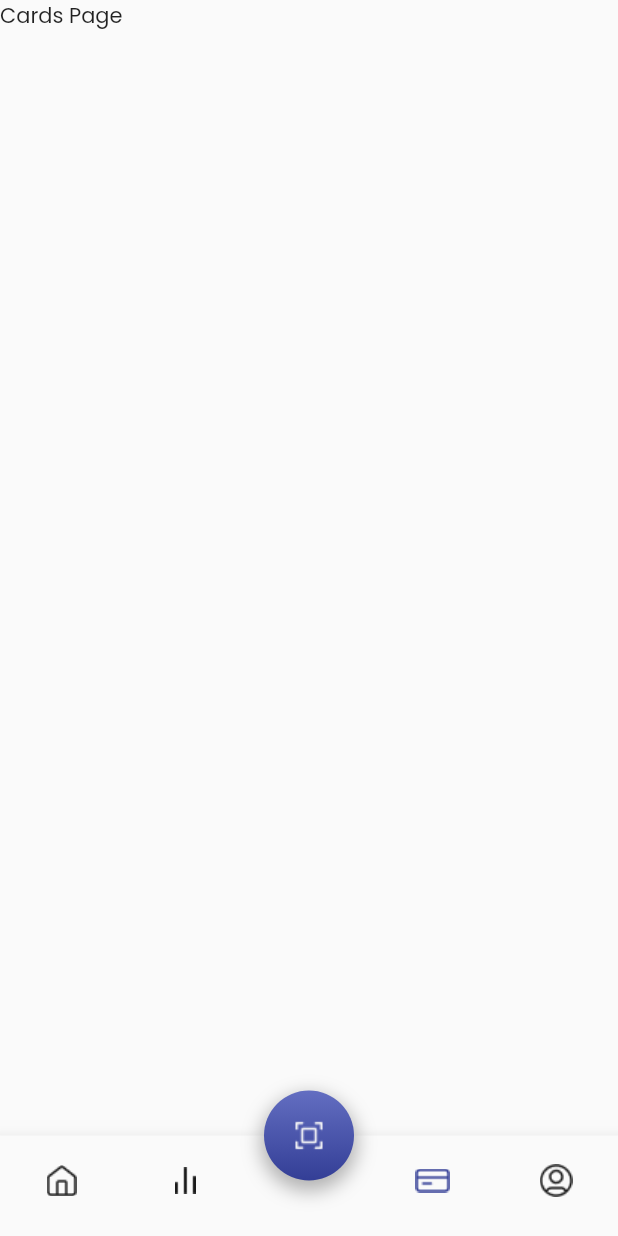
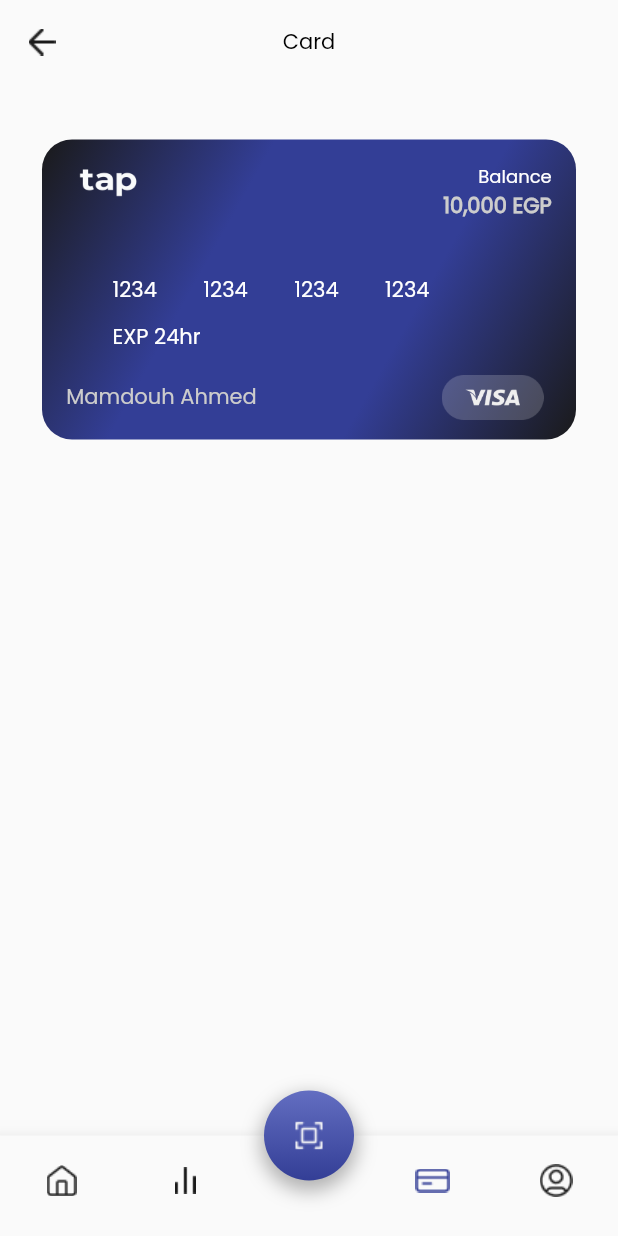
Before and after one commit to Orange-Hackathon/tapcash-Cross-Platform, a Flutter app: the Dashboard screen opened by its route, item 4 of the bottom bar chosen, on a phone screen of 412 x 824 dp. Run offline on Flutter 3.47's test engine with Material 2 defaults, Android fonts, the phone set to English and light mode, and no system bars; our stand-ins replace fl_chart.

Commit message:
card widget

```diff
--- a/orange_hackathon_flutter/lib/models/dashboard/dashboard_home_model.dart
+++ b/orange_hackathon_flutter/lib/models/dashboard/dashboard_home_model.dart
@@ -159,6 +159,16 @@
   height: 24,
   width: 24,
 );
+final Widget tapWhite = Image.asset(
+  "assets/images/dashboard/white_tap.png",
+  height: 27,
+  width: 56,
+);
+final Widget visa = Image.asset(
+  "assets/images/dashboard/visa.png",
+  height: 30,
+  width: 77,
+);
 
 const Gradient qrGradient = LinearGradient(
   begin: Alignment.topCenter,
@@ -168,4 +178,14 @@
     Color(0xFF333E96),
   ],
 );
+const Gradient cardGradient = LinearGradient(
+  begin: Alignment.topLeft,
+  end: Alignment.bottomRight,
+  colors: [
+    Color(0xFF1A1A1A),
+    Color(0xFF333E96),
+    Color(0xFF333E96),
+    Color(0xFF1A1A1A),
+  ],
+);
 //icons
--- a/orange_hackathon_flutter/lib/views/screens/dashboard/dashboard.dart
+++ b/orange_hackathon_flutter/lib/views/screens/dashboard/dashboard.dart
@@ -4,9 +4,10 @@
 
 import 'package:flutter/material.dart';
 import 'package:orange_hackathon_flutter/models/dashboard/dashboard_home_model.dart';
-import 'package:orange_hackathon_flutter/views/screens/dashboard/user_profile.dart';
+import 'package:orange_hackathon_flutter/views/screens/dashboard/dashboard_user_profile.dart';
 
 // import '../../widgets/dashboard_insights.dart';
+import 'dashboard_card.dart';
 import 'dashboard_home.dart';
 import 'dashboard_insights.dart';
 // import 'package:orange_hackathon_flutter/views/screens/dashboard/dashboard_home.dart';
@@ -25,7 +26,7 @@
     DashboardHome(),
     DashboardInsights(),
     Text('Scan transaction'),
-    Text('Cards Page'),
+    DashboardCard(),
     UserProfile(),
   ];
 
--- /dev/null
+++ b/orange_hackathon_flutter/lib/views/screens/dashboard/dashboard_card.dart
@@ -0,0 +1,43 @@
+//a scaffold that contains the insights of the user
+import 'package:flutter/material.dart';
+import 'package:orange_hackathon_flutter/models/dashboard/dashboard_home_model.dart';
+
+import '../../widgets/card.dart';
+
+class DashboardCard extends StatelessWidget {
+  static const routename = '/dashboard/card';
+  //constructor
+  const DashboardCard({Key? key}) : super(key: key);
+  @override
+  Widget build(BuildContext context) {
+    return Scaffold(
+      appBar: AppBar(
+        backgroundColor: Colors.transparent,
+        shadowColor: Colors.transparent,
+        // leading: ,
+        //title of the page
+        leading: IconButton(
+          icon: returnArrowIcon,
+          onPressed: () {
+            Navigator.pop(context);
+          },
+        ),
+        centerTitle: true,
+        title: const Text(
+          'Card',
+          style: TextStyle(
+            color: Colors.black,
+            fontWeight: FontWeight.w500,
+            fontSize: 14,
+          ),
+        ),
+      ),
+      body: ListView(children: [
+        const SizedBox(
+          height: 37,
+        ),
+        VisaCard()
+      ]),
+    );
+  }
+}
--- a/orange_hackathon_flutter/lib/views/screens/dashboard/user_profile.dart
+++ b/orange_hackathon_flutter/lib/views/screens/dashboard/dashboard_user_profile.dart
@@ -1,6 +1,7 @@
 import 'package:flutter/material.dart';
 
 import '../../../models/dashboard/dashboard_home_model.dart';
+import '../../widgets/dashboard_text.dart';
 
 class UserProfile extends StatelessWidget {
   const UserProfile({Key? key}) : super(key: key);
@@ -38,8 +39,8 @@
           const SizedBox(
             height: 7,
           ),
-          Center(
-            child: const Text(
+          const Center(
+            child: Text(
               "Mamdouh",
               style: TextStyle(
                 color: Color(0xFF1A1A1A),
@@ -56,7 +57,7 @@
             children: [
               Container(
                 padding: const EdgeInsets.only(left: 28),
-                child: Text(
+                child: const Text(
                   "Mamdouh Ahmed",
                   style: TextStyle(
                     color: Color(0xFF333E96),
@@ -80,12 +81,12 @@
               ),
             ],
           ),
-          SizedBox(
+          const SizedBox(
             height: 8,
           ),
           Container(
             padding: const EdgeInsets.only(left: 28),
-            child: Text(
+            child: const Text(
               "mamdouhattia31@gmail.com",
               style: TextStyle(
                 color: Color(0xFF1A1A1A),
@@ -94,12 +95,12 @@
               ),
             ),
           ),
-          SizedBox(
+          const SizedBox(
             height: 8,
           ),
           Container(
             padding: const EdgeInsets.only(left: 28),
-            child: Text(
+            child: const Text(
               "+201275400234",
               style: TextStyle(
                 color: Color(0xFF1A1A1A),
@@ -108,7 +109,7 @@
               ),
             ),
           ),
-          SizedBox(
+          const SizedBox(
             height: 16,
           ),
           //line
@@ -117,11 +118,11 @@
             height: 1,
             color: const Color(0xFFCCCCCC),
           ),
-          SizedBox(
+          const SizedBox(
             height: 16,
           ),
           GreyLabel(text: "Security"),
-          SizedBox(
+          const SizedBox(
             height: 16,
           ),
           //a row of 4 solid circles black coloured
@@ -131,9 +132,9 @@
               mainAxisAlignment: MainAxisAlignment.start,
               children: [
                 for (int i = 0; i < 4; i++)
-                  Padding(
-                    padding: const EdgeInsets.only(right: 8),
-                    child: const CircleAvatar(
+                  const Padding(
+                    padding: EdgeInsets.only(right: 8),
+                    child: CircleAvatar(
                       radius: 4,
                       backgroundColor: Color(0xff1A1A1A),
                     ),
@@ -141,18 +142,18 @@
               ],
             ),
           ),
-          SizedBox(
+          const SizedBox(
             height: 24,
           ),
           GreyLabel(text: "Help & Support"),
-          SizedBox(
+          const SizedBox(
             height: 16,
           ),
           Padding(
             padding: const EdgeInsets.only(left: 28),
             child: InkWell(
               onTap: () {},
-              child: Text(
+              child: const Text(
                 "Chat Support",
                 style: TextStyle(
                   color: Color(0xFF333E96),
@@ -162,51 +163,8 @@
               ),
             ),
           ),
-          // TextButton(
-          //   style: ButtonStyle(
-          //     alignment: Alignment.centerLeft,
-          //     visualDensity: VisualDensity.compact,
-          //     fixedSize: MaterialStateProperty.all(const Size(80, 16)),
-          //   ),
-          //   onPressed: () {},
-          //   child: Padding(
-          //     padding: const EdgeInsets.only(left: 29),
-          //     child: const Text(
-          //       "Chat Support",
-          //       style: TextStyle(
-          //         color: Color(0xFF333E96),
-          //         fontWeight: FontWeight.w400,
-          //         fontSize: 12,
-          //       ),
-          //     ),
-          //   ),
-          // ),
         ],
       ),
     );
   }
 }
-
-class GreyLabel extends StatelessWidget {
-  String? text = "";
-  GreyLabel({
-    Key? key,
-    required this.text,
-  }) : super(key: key);
-
-  @override
-  Widget build(BuildContext context) {
-    return Container(
-      alignment: Alignment.centerLeft,
-      padding: const EdgeInsets.only(left: 28),
-      child: Text(
-        text!,
-        style: TextStyle(
-          color: Color(0xFF939094),
-          fontWeight: FontWeight.w400,
-          fontSize: 12,
-        ),
-      ),
-    );
-  }
-}
--- /dev/null
+++ b/orange_hackathon_flutter/lib/views/widgets/card.dart
@@ -0,0 +1,163 @@
+import 'package:flutter/material.dart';
+
+import '../../models/dashboard/dashboard_home_model.dart';
+
+class VisaCard extends StatelessWidget {
+  const VisaCard({
+    Key? key,
+  }) : super(key: key);
+
+  @override
+  Widget build(BuildContext context) {
+    return Padding(
+      padding: const EdgeInsets.fromLTRB(28, 0, 28, 0),
+      child: Container(
+        height: 200,
+        width: 312,
+        decoration: BoxDecoration(
+          borderRadius: BorderRadius.circular(20),
+          gradient: cardGradient,
+        ),
+        child: Column(
+          children: [
+            //card number
+            Row(
+              children: [
+                Padding(
+                    padding: const EdgeInsets.only(left: 16.17),
+                    child: tapWhite),
+                const Spacer(),
+                Padding(
+                  padding: const EdgeInsets.only(right: 16.17, top: 16),
+                  child: Column(
+                    crossAxisAlignment: CrossAxisAlignment.end,
+                    children: const [
+                      Text(
+                        "Balance",
+                        style: TextStyle(
+                          color: Colors.white,
+                          fontWeight: FontWeight.w400,
+                          fontSize: 12,
+                        ),
+                      ),
+                      Text(
+                        "10,000 EGP",
+                        style: TextStyle(
+                          color: Color(0xffCCCCCC),
+                          fontWeight: FontWeight.w700,
+                          fontSize: 14,
+                        ),
+                      )
+                    ],
+                  ),
+                )
+              ],
+            ),
+            const SizedBox(
+              height: 35,
+            ),
+            Row(
+              children: const [
+                Padding(
+                  padding: EdgeInsets.only(left: 47),
+                  child: Text(
+                    "1234",
+                    style: TextStyle(
+                      color: Colors.white,
+                      fontWeight: FontWeight.w500,
+                      fontSize: 14,
+                    ),
+                  ),
+                ),
+                SizedBox(
+                  width: 31,
+                ),
+                Text(
+                  "1234",
+                  style: TextStyle(
+                    color: Colors.white,
+                    fontWeight: FontWeight.w500,
+                    fontSize: 14,
+                  ),
+                ),
+                SizedBox(
+                  width: 31,
+                ),
+                Text(
+                  "1234",
+                  style: TextStyle(
+                    color: Colors.white,
+                    fontWeight: FontWeight.w500,
+                    fontSize: 14,
+                  ),
+                ),
+                SizedBox(
+                  width: 31,
+                ),
+                Text(
+                  "1234",
+                  style: TextStyle(
+                    color: Colors.white,
+                    fontWeight: FontWeight.w500,
+                    fontSize: 14,
+                  ),
+                ),
+              ],
+            ),
+            const SizedBox(
+              height: 10,
+            ),
+            Padding(
+              padding: const EdgeInsets.only(left: 47),
+              child: Row(
+                crossAxisAlignment: CrossAxisAlignment.start,
+                children: const [
+                  Text(
+                    "EXP 24hr",
+                    style: TextStyle(
+                      color: Colors.white,
+                      fontWeight: FontWeight.w500,
+                      fontSize: 14,
+                    ),
+                  ),
+                ],
+              ),
+            ),
+            const SizedBox(
+              height: 15,
+            ),
+            Container(
+              alignment: Alignment.centerLeft,
+              padding: const EdgeInsets.only(left: 16.17),
+              child: Row(
+                children: [
+                  Column(
+                    children: const [
+                      Text(
+                        "Mamdouh Ahmed",
+                        style: TextStyle(
+                          color: Color(0xffCCCCCC),
+                          fontWeight: FontWeight.w500,
+                          fontSize: 14,
+                        ),
+                      ),
+                    ],
+                  ),
+                  const Spacer(),
+                  Column(
+                    children: [
+                      Padding(
+                        padding: const EdgeInsets.only(right: 17),
+                        child: visa,
+                      ),
+                    ],
+                  ),
+                ],
+              ),
+            ),
+          ],
+        ),
+      ),
+    );
+  }
+}
--- /dev/null
+++ b/orange_hackathon_flutter/lib/views/widgets/dashboard_text.dart
@@ -0,0 +1,27 @@
+// ignore_for_file: must_be_immutable
+
+import 'package:flutter/material.dart';
+
+class GreyLabel extends StatelessWidget {
+  String? text = "";
+  GreyLabel({
+    Key? key,
+    required this.text,
+  }) : super(key: key);
+
+  @override
+  Widget build(BuildContext context) {
+    return Container(
+      alignment: Alignment.centerLeft,
+      padding: const EdgeInsets.only(left: 28),
+      child: Text(
+        text!,
+        style: const TextStyle(
+          color: Color(0xFF939094),
+          fontWeight: FontWeight.w400,
+          fontSize: 12,
+        ),
+      ),
+    );
+  }
+}
```
Also changed, not shown: orange_hackathon_flutter/assets/images/dashboard/visa.png (added), orange_hackathon_flutter/assets/images/dashboard/white_tap.png (added).
